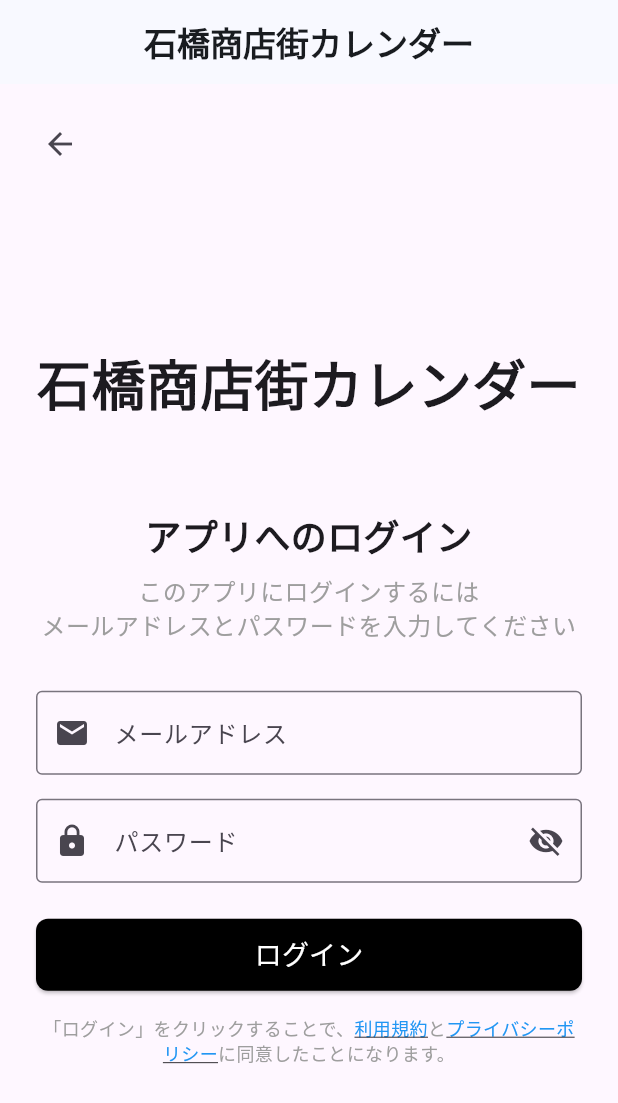
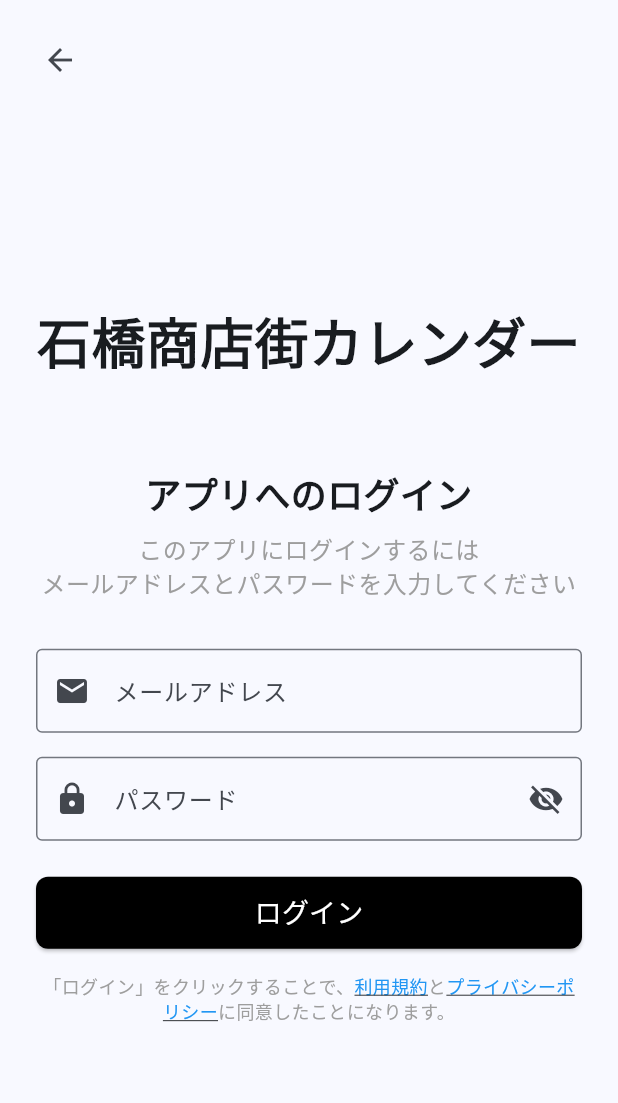
Before and after one commit to Yuffter/ishibashi-syoutengai-calendar, a Flutter app: the screen it shows after launch, after a tap on the "person" icon, on a phone screen of 412 x 824 dp. Shown: the top 1103 px of the screen. Run offline on Flutter 3.47's test engine with Material 3 defaults, Android fonts, the phone set to English and light mode, and no system bars; our stand-ins replace cloud_firestore, firebase_auth, firebase_core, firebase_storage, flutter_riverpod, google_fonts and 3 more; missing offline and left inert: image_picker_web; accounts and stored records are empty; generated files the repository leaves out were written again; network calls fail.

Commit message:
fix: ヘッダーが2つ存在する問題を修正 style: calendar_viewに記述してあったヘッダーをheaderファイルに切り分け

```diff
--- a/lib/view/calendar_view.dart
+++ b/lib/view/calendar_view.dart
@@ -4,7 +4,6 @@ import 'package:hackathon/view_model/user_status.dart';
 import 'package:table_calendar/table_calendar.dart';
 import '../widget/store_image_form_modal.dart';
 import 'package:hackathon/view_model/store_image.dart';
-import 'login_page.dart';
 import 'event-detail-view.dart';
 
 class MainPage extends StatelessWidget {
@@ -45,7 +44,6 @@ class _TableCalendarSampleState extends ConsumerState<TableCalendarSample> {
           ),
         )
         .toSet();
-    final user_status = ref.watch(userStatusViewModelProvider.notifier);
     final isLoggedIn = ref.watch(userStatusViewModelProvider).isLoggedIn;
     WidgetsBinding.instance.addPostFrameCallback((_) {
       if (isLoggedIn == true && Navigator.canPop(context)) {
@@ -53,48 +51,6 @@ class _TableCalendarSampleState extends ConsumerState<TableCalendarSample> {
       }
     });
     return Scaffold(
-      appBar: AppBar(
-        title: const Text('カレンダー'),
-        actions: [
-          IconButton(
-            icon: Container(
-              margin: const EdgeInsets.only(right: 10),
-              padding: const EdgeInsets.all(6),
-              decoration: BoxDecoration(
-                shape: BoxShape.circle,
-                color: Colors.grey.shade200,
-              ),
-              child: const Icon(Icons.person, size: 26, color: Colors.black),
-            ),
-            onPressed: () {
-              if (user_status.isLoggedIn == true) {
-                showDialog(
-                  context: context,
-                  builder: (context) {
-                    return AlertDialog(
-                      title: const Text('ログイン中'),
-                      content: const Text('すでにログインしています'),
-                      actions: [
-                        TextButton(
-                          onPressed: () {
-                            Navigator.pop(context);
-                          },
-                          child: const Text('閉じる'),
-                        ),
-                      ],
-                    );
-                  },
-                );
-              } else {
-                Navigator.push(
-                  context,
-                  MaterialPageRoute(builder: (context) => const LoginPage()),
-                );
-              }
-            },
-          ),
-        ],
-      ),
       body: Column(
         children: [
           TableCalendar(
@@ -274,7 +230,12 @@ class _TableCalendarSampleState extends ConsumerState<TableCalendarSample> {
                                               item.title,
                                               style: const TextStyle(
                                                 fontSize: 20,
-                                                color: Color.fromARGB(255, 112, 112, 112),
+                                                color: Color.fromARGB(
+                                                  255,
+                                                  112,
+                                                  112,
+                                                  112,
+                                                ),
                                                 fontWeight: FontWeight.bold,
                                               ),
                                             ),
--- a/lib/widget/header.dart
+++ b/lib/widget/header.dart
@@ -1,17 +1,72 @@
 import 'package:flutter/material.dart';
+import 'package:flutter_riverpod/flutter_riverpod.dart';
+import 'package:hackathon/view_model/user_status.dart';
+import '../view/login_page.dart';
 
-class Header extends StatelessWidget implements PreferredSizeWidget {
+class Header extends ConsumerWidget implements PreferredSizeWidget {
   const Header({super.key});
 
   @override
   Size get preferredSize => Size.fromHeight(kToolbarHeight);
 
   @override
-  Widget build(BuildContext context) {
+  Widget build(BuildContext context, WidgetRef ref) {
+    final user_status = ref.watch(userStatusViewModelProvider.notifier);
+    final isLoggedIn = ref.watch(userStatusViewModelProvider).isLoggedIn;
+
     return AppBar(
       title: Center(
-        child: Text('石橋商店街カレンダー', style: TextStyle(fontWeight: FontWeight.bold)),
+        child: Text(
+          '石橋商店街カレンダー',
+          style: TextStyle(fontWeight: FontWeight.bold),
+        ),
       ),
+      actions: [
+        IconButton(
+          icon: Container(
+            margin: const EdgeInsets.only(right: 10),
+            padding: const EdgeInsets.all(6),
+            decoration: BoxDecoration(
+              shape: BoxShape.circle,
+              color: Colors.grey.shade200,
+            ),
+            child: const Icon(Icons.person, size: 26, color: Colors.black),
+          ),
+          onPressed: () {
+            if (isLoggedIn == true) {
+              showDialog(
+                context: context,
+                builder: (context) {
+                  return AlertDialog(
+                    title: const Text('ログイン中'),
+                    content: const Text('すでにログインしています'),
+                    actions: [
+                      TextButton(
+                        onPressed: () {
+                          Navigator.pop(context);
+                        },
+                        child: const Text('閉じる'),
+                      ),
+                      TextButton(
+                        onPressed: () {
+                          user_status.updateLoginStatus(false);
+                          Navigator.pop(context);
+                        },
+                        child: const Text('ログアウト'),
+                      ),
+                    ],
+                  );
+                },
+              );
+            } else {
+              Navigator.push(
+                context,
+                MaterialPageRoute(builder: (context) => const LoginPage()),
+              );
+            }
+          },
+        ),
+      ],
     );
   }
 }
```
Also changed, not shown: lib/view/login_page.dart (+21 -7 lines).
